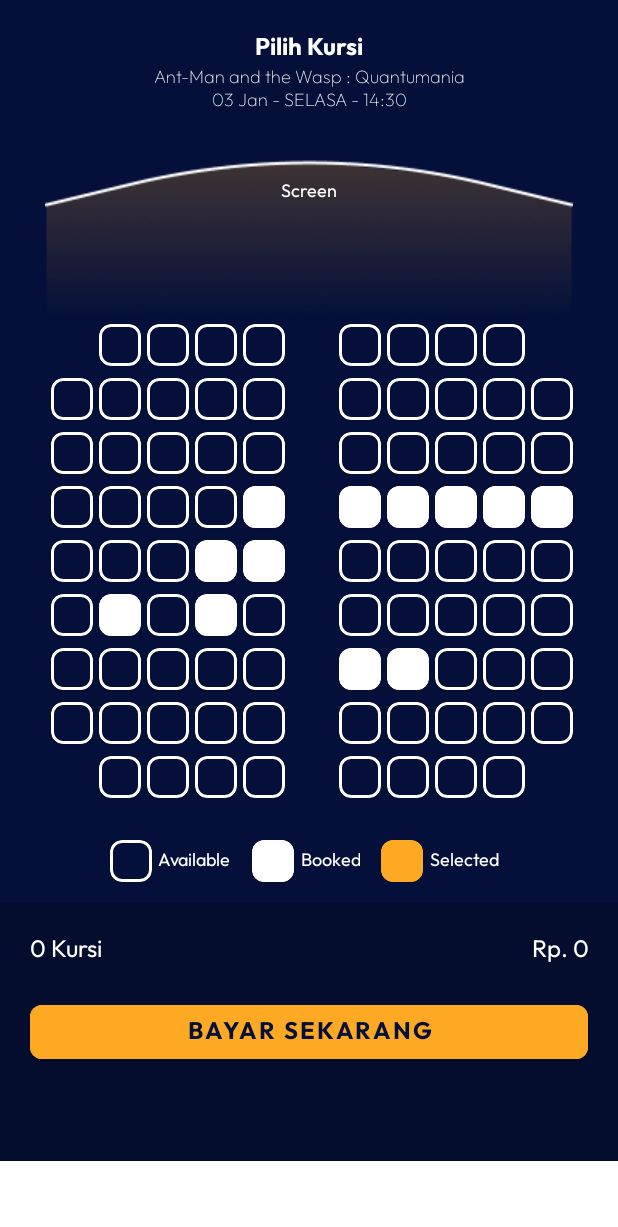
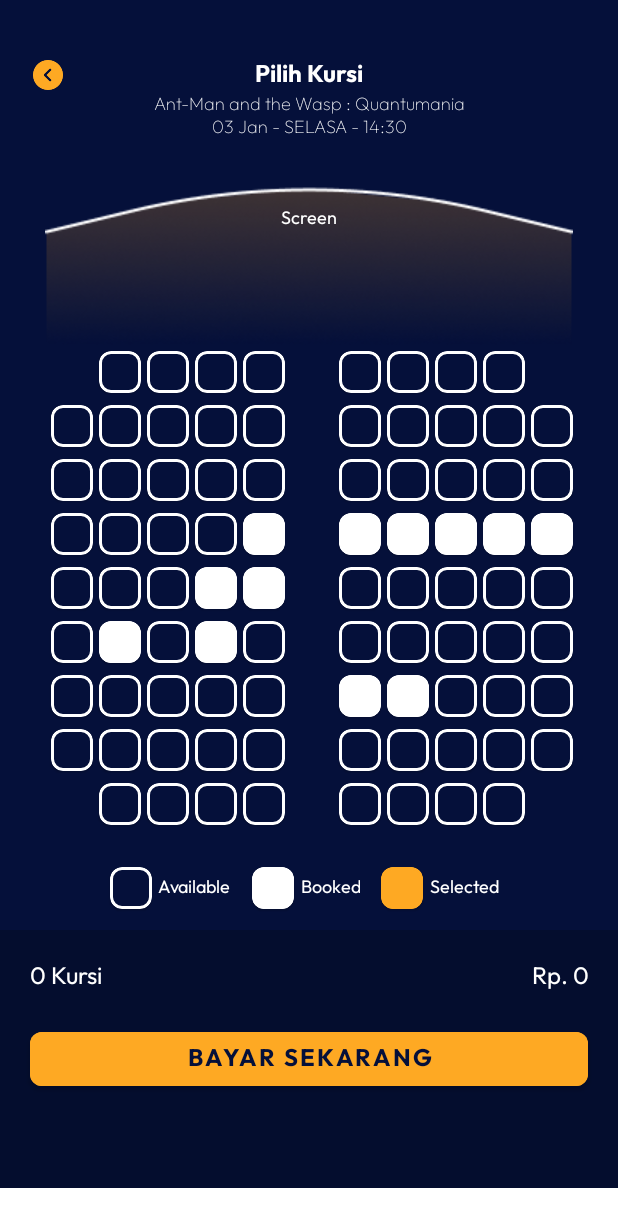
Before and after one commit to ridhogaa/WorkshopMovieApps, an Android app: the SeatsActivity screen opened directly, with no data from a screen before it, on a phone screen of 412 x 824 dp. Shown: the top 1227 px of the screen. Run offline under Robolectric (Android 15) with nearby library versions, the phone set to English and light mode, and no system bars.

Commit message:
feat: seats

```diff
--- a/app/src/main/res/layout/activity_seats.xml
+++ b/app/src/main/res/layout/activity_seats.xml
@@ -12,6 +12,16 @@
             android:background="@color/dark_blue"
             android:layout_height="wrap_content">
 
+        <com.google.android.material.imageview.ShapeableImageView
+                android:id="@+id/ivBack"
+                android:layout_width="24dp"
+                android:layout_height="24dp"
+                android:src="@drawable/ic_back"
+                android:layout_marginTop="38dp"
+                android:layout_marginStart="20dp"
+                app:layout_constraintTop_toTopOf="parent"
+                app:layout_constraintStart_toStartOf="parent" />
+
         <TextView
                 android:id="@+id/tv_select_seat"
                 android:layout_width="wrap_content"
@@ -22,7 +32,7 @@
                 android:textAlignment="center"
                 android:fontFamily="@font/outfit_bold"
                 android:textSize="16sp"
-                android:layout_marginTop="20dp"
+                android:layout_marginTop="38dp"
                 android:text="Pilih Kursi"
                 android:textColor="@color/white" />
 
```
